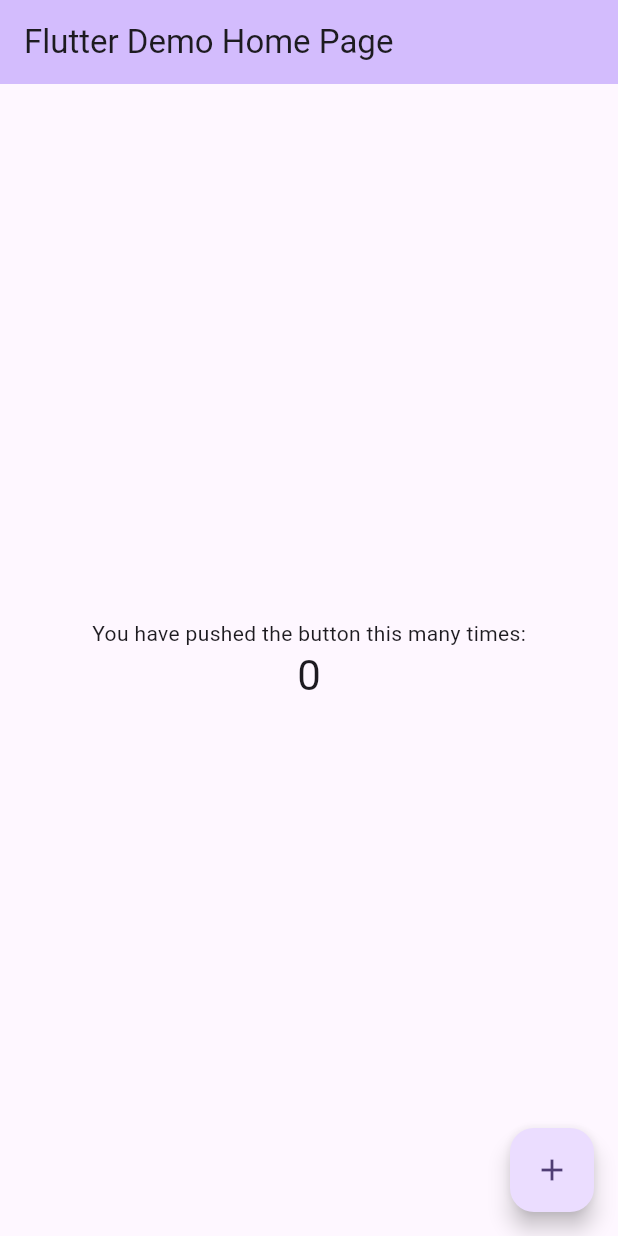
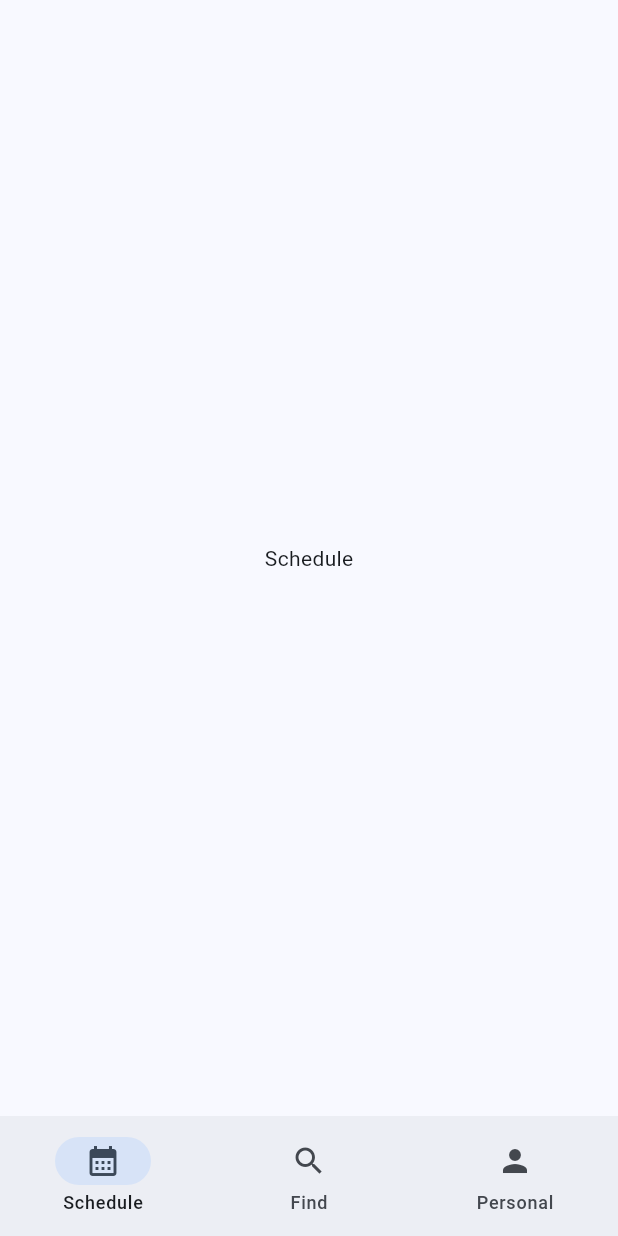
Before and after one commit to Kayxue/WorkingSystemApp, a Flutter app: the screen it shows after launch, on a phone screen of 412 x 824 dp. Run offline on Flutter 3.47's test engine with Material 3 defaults, Android fonts, the phone set to English and light mode, and no system bars.

Commit message:
Init pages

```diff
--- /dev/null
+++ b/lib/Pages/FindWorks.dart
@@ -0,0 +1,10 @@
+import 'package:flutter/material.dart';
+
+class Findworks extends StatelessWidget {
+  const Findworks({super.key});
+
+  @override
+  Widget build(BuildContext context) {
+    return Center(child: Text("Find Works"));
+  }
+}
--- /dev/null
+++ b/lib/Pages/Personal.dart
@@ -0,0 +1,10 @@
+import 'package:flutter/material.dart';
+
+class Personal extends StatelessWidget {
+  const Personal({super.key});
+
+  @override
+  Widget build(BuildContext context) {
+    return Center(child: Text("Personal"));
+  }
+}
--- /dev/null
+++ b/lib/Pages/Schedule.dart
@@ -0,0 +1,10 @@
+import 'package:flutter/material.dart';
+
+class Schedule extends StatelessWidget {
+  const Schedule({super.key});
+
+  @override
+  Widget build(BuildContext context) {
+    return Center(child: Text("Schedule"));
+  }
+}
--- /dev/null
+++ b/lib/Widget/bottomBar.dart
@@ -0,0 +1,31 @@
+import 'package:flutter/material.dart';
+
+class Bottombar extends StatelessWidget{
+  final int currentIndex;
+  //Function to update currentIndex
+  final Function(int index) updateIndex;
+
+  const Bottombar({super.key, required this.currentIndex, required this.updateIndex});
+
+  @override
+  Widget build(BuildContext context) {
+    return NavigationBar(
+      onDestinationSelected: (value) => updateIndex(value),
+      selectedIndex: currentIndex,
+      destinations: const <NavigationDestination>[
+        NavigationDestination(
+          icon: Icon(Icons.calendar_month),
+          label: 'Schedule',
+        ),
+        NavigationDestination(
+          icon: Icon(Icons.search),
+          label: 'Find',
+        ),
+        NavigationDestination(
+          icon: Icon(Icons.person),
+          label: 'Personal',
+        ),
+      ],
+    );
+  }
+}
--- a/lib/main.dart
+++ b/lib/main.dart
@@ -1,4 +1,8 @@
 import 'package:flutter/material.dart';
+import 'package:working_system_app/Pages/FindWorks.dart';
+import 'package:working_system_app/Pages/Personal.dart';
+import 'package:working_system_app/Pages/Schedule.dart';
+import 'package:working_system_app/Widget/bottomBar.dart';
 
 void main() {
   runApp(const MyApp());
@@ -7,28 +11,12 @@ void main() {
 class MyApp extends StatelessWidget {
   const MyApp({super.key});
 
-  // This widget is the root of your application.
   @override
   Widget build(BuildContext context) {
     return MaterialApp(
       title: 'Flutter Demo',
       theme: ThemeData(
-        // This is the theme of your application.
-        //
-        // TRY THIS: Try running your application with "flutter run". You'll see
-        // the application has a purple toolbar. Then, without quitting the app,
-        // try changing the seedColor in the colorScheme below to Colors.green
-        // and then invoke "hot reload" (save your changes or press the "hot
-        // reload" button in a Flutter-supported IDE, or press "r" if you used
-        // the command line to start the app).
-        //
-        // Notice that the counter didn't reset back to zero; the application
-        // state is not lost during the reload. To reset the state, use hot
-        // restart instead.
-        //
-        // This works for code too, not just values: Most code changes can be
-        // tested with just a hot reload.
-        colorScheme: ColorScheme.fromSeed(seedColor: Colors.deepPurple),
+        colorScheme: ColorScheme.fromSeed(seedColor: Colors.blue),
       ),
       home: const MyHomePage(title: 'Flutter Demo Home Page'),
     );
@@ -38,15 +26,6 @@ class MyApp extends StatelessWidget {
 class MyHomePage extends StatefulWidget {
   const MyHomePage({super.key, required this.title});
 
-  // This widget is the home page of your application. It is stateful, meaning
-  // that it has a State object (defined below) that contains fields that affect
-  // how it looks.
-
-  // This class is the configuration for the state. It holds the values (in this
-  // case the title) provided by the parent (in this case the App widget) and
-  // used by the build method of the State. Fields in a Widget subclass are
-  // always marked "final".
-
   final String title;
 
   @override
@@ -54,69 +33,22 @@ class MyHomePage extends StatefulWidget {
 }
 
 class _MyHomePageState extends State<MyHomePage> {
-  int _counter = 0;
+  int currentIndex = 0;
 
-  void _incrementCounter() {
+  void updateIndex(int index) {
     setState(() {
-      // This call to setState tells the Flutter framework that something has
-      // changed in this State, which causes it to rerun the build method below
-      // so that the display can reflect the updated values. If we changed
-      // _counter without calling setState(), then the build method would not be
-      // called again, and so nothing would appear to happen.
-      _counter++;
+      currentIndex = index;
     });
   }
 
   @override
   Widget build(BuildContext context) {
-    // This method is rerun every time setState is called, for instance as done
-    // by the _incrementCounter method above.
-    //
-    // The Flutter framework has been optimized to make rerunning build methods
-    // fast, so that you can just rebuild anything that needs updating rather
-    // than having to individually change instances of widgets.
     return Scaffold(
-      appBar: AppBar(
-        // TRY THIS: Try changing the color here to a specific color (to
-        // Colors.amber, perhaps?) and trigger a hot reload to see the AppBar
-        // change color while the other colors stay the same.
-        backgroundColor: Theme.of(context).colorScheme.inversePrimary,
-        // Here we take the value from the MyHomePage object that was created by
-        // the App.build method, and use it to set our appbar title.
-        title: Text(widget.title),
+      body: const <Widget>[Schedule(), Findworks(), Personal()][currentIndex],
+      bottomNavigationBar: Bottombar(
+        currentIndex: currentIndex,
+        updateIndex: updateIndex,
       ),
-      body: Center(
-        // Center is a layout widget. It takes a single child and positions it
-        // in the middle of the parent.
-        child: Column(
-          // Column is also a layout widget. It takes a list of children and
-          // arranges them vertically. By default, it sizes itself to fit its
-          // children horizontally, and tries to be as tall as its parent.
-          //
-          // Column has various properties to control how it sizes itself and
-          // how it positions its children. Here we use mainAxisAlignment to
-          // center the children vertically; the main axis here is the vertical
-          // axis because Columns are vertical (the cross axis would be
-          // horizontal).
-          //
-          // TRY THIS: Invoke "debug painting" (choose the "Toggle Debug Paint"
-          // action in the IDE, or press "p" in the console), to see the
-          // wireframe for each widget.
-          mainAxisAlignment: MainAxisAlignment.center,
-          children: <Widget>[
-            const Text('You have pushed the button this many times:'),
-            Text(
-              '$_counter',
-              style: Theme.of(context).textTheme.headlineMedium,
-            ),
-          ],
-        ),
-      ),
-      floatingActionButton: FloatingActionButton(
-        onPressed: _incrementCounter,
-        tooltip: 'Increment',
-        child: const Icon(Icons.add),
-      ), // This trailing comma makes auto-formatting nicer for build methods.
     );
   }
 }
--- a/pubspec.yaml
+++ b/pubspec.yaml
@@ -34,6 +34,7 @@ dependencies:
   # The following adds the Cupertino Icons font to your application.
   # Use with the CupertinoIcons class for iOS style icons.
   cupertino_icons: ^1.0.8
+  niku: 2.4.2
 
 dev_dependencies:
   flutter_test:
```
Also changed, not shown: pubspec.lock.
